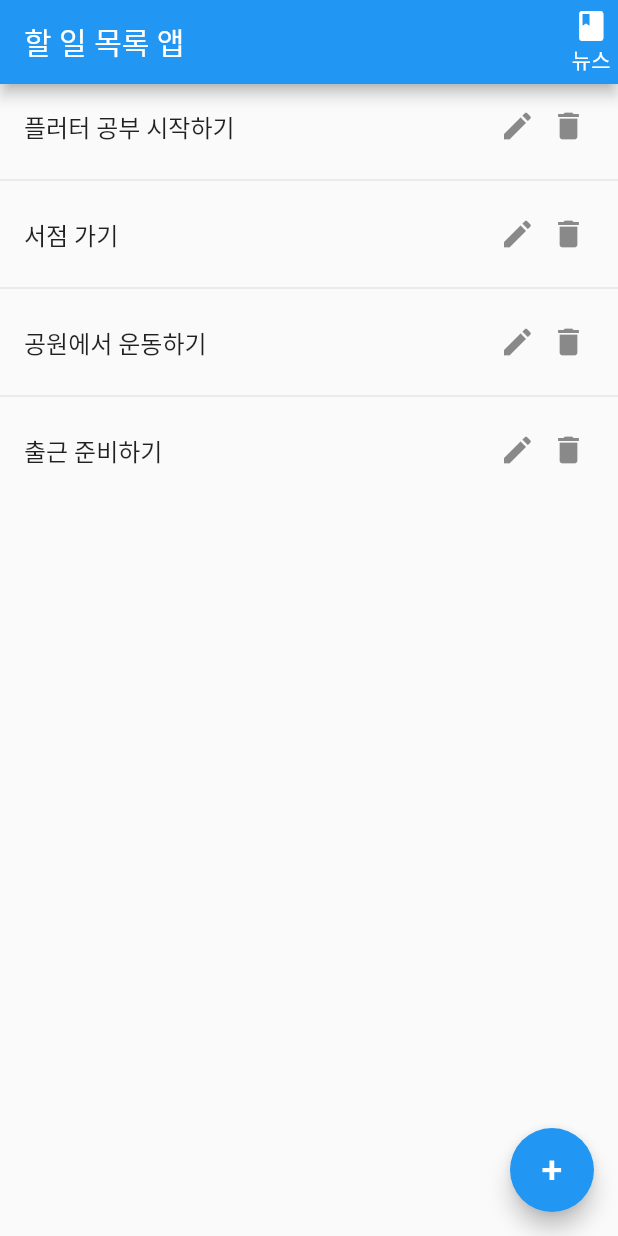
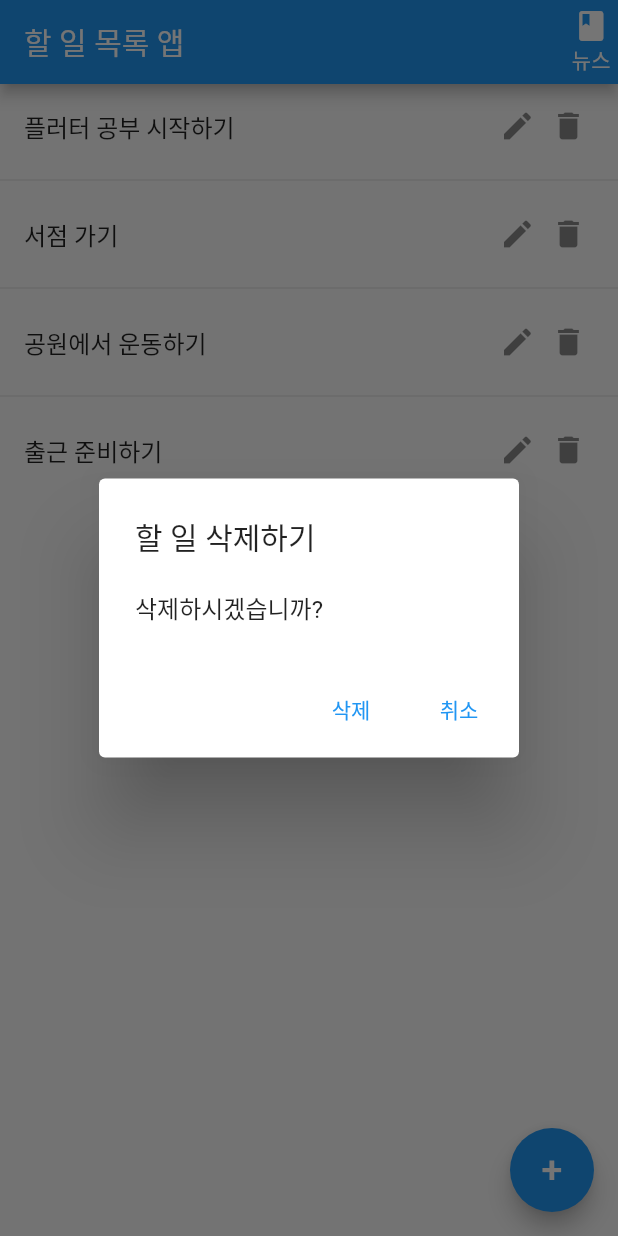
Before and after one commit to kangsudal/todo_2210, a Flutter app: the ListScreen screen opened directly, after a tap on "뉴스", after a tap on the "delete" icon, on a phone screen of 412 x 824 dp. Run offline on Flutter 3.47's test engine with Material 2 defaults, Android fonts, the phone set to English and light mode, and no system bars; our stand-ins replace shared_preferences; accounts and stored records are empty.

Commit message:
TodoProvider와 화면 연결하기 - 5.Todo 삭제하기

```diff
--- a/lib/screens/list_screen.dart
+++ b/lib/screens/list_screen.dart
@@ -203,7 +203,36 @@ class _ListScreenState extends State<ListScreen> {
                           padding: EdgeInsets.all(5),
                           child: InkWell(
                             child: Icon(Icons.delete),
-                            onTap: () {},
+                            onTap: () {
+                              showDialog(
+                                  context: context,
+                                  builder: (context) {
+                                    return AlertDialog(
+                                      title: Text('할 일 삭제하기'),
+                                      content: Container(
+                                        child: Text('삭제하시겠습니까?'),
+                                      ),
+                                      actions: [
+                                        TextButton(
+                                          onPressed: () async {
+                                            setState(() {
+                                              todoDefault.deleteTodo(
+                                                  todos[index].id ?? 0);
+                                              Navigator.of(context).pop();
+                                            });
+                                          },
+                                          child: Text('삭제'),
+                                        ),
+                                        TextButton(
+                                          onPressed: () {
+                                            Navigator.of(context).pop();
+                                          },
+                                          child: Text('취소'),
+                                        ),
+                                      ],
+                                    );
+                                  });
+                            },
                           ),
                         ),
                       ],
```
